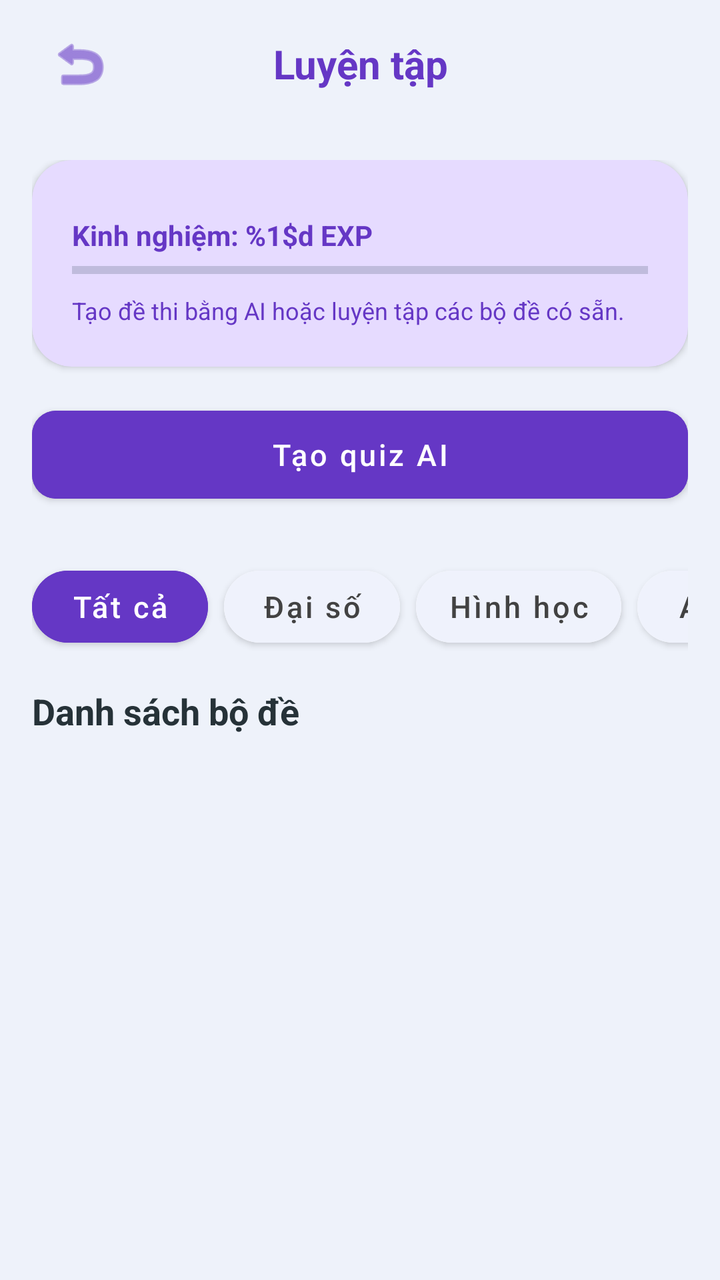
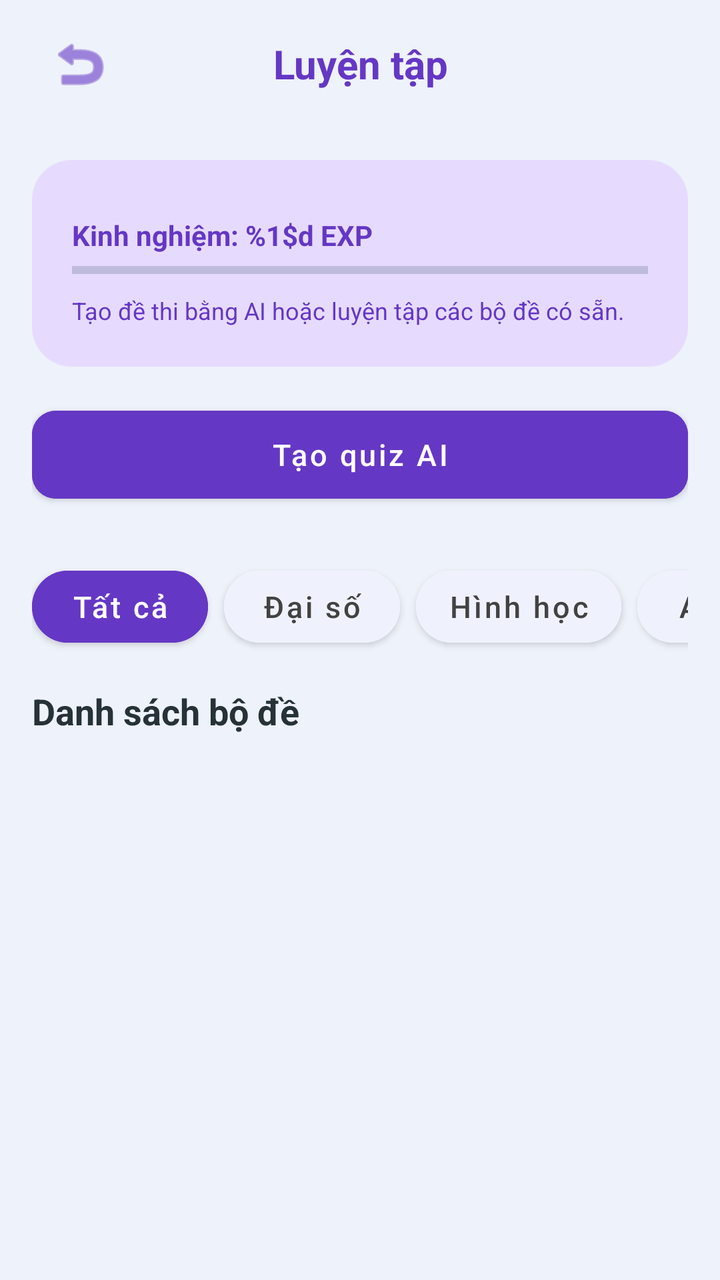

Screens rendered from an Android XML layout before and after an edit, with the pre-edit source and the edit as a unified diff.
<!-- AndroidManifest.xml: application theme Theme.MathModule -->
<!-- res/layout/activity_math_quiz.xml -->
<RelativeLayout xmlns:android="http://schemas.android.com/apk/res/android" xmlns:app="http://schemas.android.com/apk/res-auto" android:layout_width="match_parent" android:layout_height="match_parent" android:background="@color/math_background">

    
    <RelativeLayout android:id="@+id/toolbar_quiz" android:layout_width="match_parent" android:layout_height="wrap_content" android:paddingHorizontal="16dp" android:minHeight="64dp" android:paddingTop="8dp" android:paddingBottom="8dp">
        <ImageButton android:id="@+id/btn_math_module_back" android:layout_width="48dp" android:layout_height="48dp" android:layout_centerVertical="true" android:background="?attr/selectableItemBackgroundBorderless" android:contentDescription="@string/math_back_description" android:padding="8dp" android:src="@android:drawable/ic_menu_revert" app:tint="@color/math_quiz_primary" />
        <TextView android:layout_width="match_parent" android:layout_height="wrap_content" android:layout_centerInParent="true" android:text="@string/math_quiz_banner_title" android:textSize="20sp" android:textStyle="bold" android:textColor="@color/math_quiz_primary" android:layout_marginStart="56dp" android:layout_marginEnd="56dp" android:gravity="center" android:maxLines="2" android:ellipsize="end" />
    </RelativeLayout>

    <ScrollView android:layout_width="match_parent" android:layout_height="match_parent" android:layout_below="@id/toolbar_quiz" android:scrollbars="none">

        <LinearLayout android:layout_width="match_parent" android:layout_height="wrap_content" android:orientation="vertical" android:padding="16dp">

            
            <androidx.cardview.widget.CardView android:layout_width="match_parent" android:layout_height="wrap_content" app:cardCornerRadius="20dp" app:cardElevation="2dp" app:cardBackgroundColor="@color/math_quiz_banner">
                <RelativeLayout android:layout_width="match_parent" android:layout_height="wrap_content" android:padding="20dp">
                    <LinearLayout android:layout_width="match_parent" android:layout_height="wrap_content" android:orientation="vertical">

                        <TextView android:id="@+id/txt_banner_quiz" android:layout_width="match_parent" android:layout_height="wrap_content" android:text="@string/math_quiz_banner_title" android:textSize="22sp" android:textStyle="bold" android:textColor="@color/math_quiz_accent" android:visibility="gone" />

                        <TextView android:id="@+id/txt_user_exp" android:layout_width="wrap_content" android:layout_height="wrap_content" android:layout_marginTop="8dp" android:text="@string/math_quiz_exp_label" android:textStyle="bold" android:textColor="@color/math_quiz_primary" />

                        <ProgressBar android:id="@+id/progress_user_exp" style="?android:attr/progressBarStyleHorizontal" android:layout_width="match_parent" android:layout_height="8dp" android:layout_marginTop="4dp" android:progress="0" android:progressTint="@color/math_quiz_icon" />

                        <TextView android:layout_width="match_parent" android:layout_height="wrap_content" android:layout_marginTop="8dp" android:text="@string/math_quiz_banner_desc" android:textSize="12sp" android:textColor="@color/math_quiz_primary" />
                    </LinearLayout>

                    </RelativeLayout>
            </androidx.cardview.widget.CardView>

            <Button android:id="@+id/btn_ai_generate_entry" android:layout_width="match_parent" android:layout_height="wrap_content" android:layout_marginTop="16dp" android:text="@string/math_quiz_ai_button" android:textAllCaps="false" android:backgroundTint="@color/math_quiz_primary" android:textColor="@color/math_active_text" app:cornerRadius="12dp" android:minHeight="56dp" />

            
            <HorizontalScrollView android:layout_width="match_parent" android:layout_height="wrap_content" android:layout_marginTop="24dp" android:scrollbars="none">
                <LinearLayout android:layout_width="wrap_content" android:layout_height="wrap_content" android:orientation="horizontal">
                    <Button android:id="@+id/btn_filter_all" android:layout_width="wrap_content" android:layout_height="wrap_content" android:text="@string/math_history_filter_all" android:backgroundTint="@color/math_quiz_primary" android:textColor="@color/math_active_text" android:textAllCaps="false" app:cornerRadius="20dp" android:minHeight="48dp" />
                    <Button android:id="@+id/btn_filter_algebra" android:layout_width="wrap_content" android:layout_height="wrap_content" android:layout_marginStart="8dp" android:text="@string/math_formula_filter_algebra" android:backgroundTint="@color/math_button_inactive_bg" android:textColor="@color/math_button_inactive_text" android:textAllCaps="false" app:cornerRadius="20dp" android:minHeight="48dp" />
                    <Button android:id="@+id/btn_filter_geometry" android:layout_width="wrap_content" android:layout_height="wrap_content" android:layout_marginStart="8dp" android:text="@string/math_formula_filter_geometry" android:backgroundTint="@color/math_button_inactive_bg" android:textColor="@color/math_button_inactive_text" android:textAllCaps="false" app:cornerRadius="20dp" android:minHeight="48dp" />
                    <Button android:id="@+id/btn_filter_ai" android:layout_width="wrap_content" android:layout_height="wrap_content" android:layout_marginStart="8dp" android:text="@string/math_quiz_filter_ai" android:backgroundTint="@color/math_button_inactive_bg" android:textColor="@color/math_button_inactive_text" android:textAllCaps="false" app:cornerRadius="20dp" android:minHeight="48dp" />
                </LinearLayout>
            </HorizontalScrollView>

            
            <RelativeLayout android:layout_width="match_parent" android:layout_height="wrap_content" android:layout_marginTop="16dp" android:layout_marginBottom="12dp">
                <TextView android:id="@+id/txt_list_title" android:layout_width="wrap_content" android:layout_height="wrap_content" android:text="@string/math_quiz_list_title" android:textSize="18sp" android:textStyle="bold" android:textColor="@color/math_quiz_text" />
            </RelativeLayout>

            <androidx.recyclerview.widget.RecyclerView android:id="@+id/recycler_quiz_sets" android:layout_width="match_parent" android:layout_height="wrap_content" android:nestedScrollingEnabled="false" />

            <View android:layout_width="match_parent" android:layout_height="80dp" /> 
        </LinearLayout>
    </ScrollView>
</RelativeLayout>
<!-- resources referenced by this layout -->
<resources>
  <color name="math_active_text">#FFFFFF</color>
  <color name="math_background">#EEF2FA</color>
  <color name="math_button_inactive_bg">#FFFFFF</color>
  <color name="math_button_inactive_text">#424242</color>
  <color name="math_quiz_accent">#4D2698</color>
  <color name="math_quiz_banner">#E6DBFF</color>
  <color name="math_quiz_icon">#9C27B0</color>
  <color name="math_quiz_primary">#6537C5</color>
  <color name="math_quiz_text">#263238</color>
  <string name="math_back_description">Quay về trang chính</string>
  <string name="math_formula_filter_algebra">Đại số</string>
  <string name="math_formula_filter_geometry">Hình học</string>
  <string name="math_history_filter_all">Tất cả</string>
  <string name="math_quiz_ai_button">Tạo quiz AI</string>
  <string name="math_quiz_banner_desc">Tạo đề thi bằng AI hoặc luyện tập các bộ đề có sẵn.</string>
  <string name="math_quiz_banner_title">Luyện tập</string>
  <string name="math_quiz_exp_label">Kinh nghiệm: %1$d EXP</string>
  <string name="math_quiz_filter_ai">AI tạo</string>
  <string name="math_quiz_list_title">Danh sách bộ đề</string>
  <style name="Theme.MathModule" parent="Base.Theme.MathModule" />
  <style name="Base.Theme.MathModule" parent="Theme.Material3.DayNight.NoActionBar">
          
          
      <item name="colorPrimary">@color/math_primary</item><item name="colorSurface">@color/math_surface</item><item name="colorOnSurface">@color/math_text_primary</item><item name="android:windowBackground">@color/math_background</item><item name="android:statusBarColor">@color/math_background</item><item name="android:navigationBarColor">@color/math_surface</item><item name="android:fontFamily">sans-serif</item><item name="android:textColorPrimary">@color/math_text_primary</item><item name="android:textColorSecondary">@color/math_text_secondary</item><item name="materialButtonStyle">@style/MentorMathButton</item><item name="textInputStyle">@style/MentorMathInput</item><item name="android:windowAnimationStyle">@style/MentorWindowAnimation</item></style>
  <color name="math_primary">#1D4ED8</color>
  <color name="math_surface">#FFFFFF</color>
  <color name="math_text_primary">#14213D</color>
  <color name="math_text_secondary">#4D5E78</color>
  <style name="MentorMathButton" parent="Widget.MaterialComponents.Button">
          <item name="backgroundTint">@color/mentor_math_button</item><item name="android:textColor">#FFFFFF</item><item name="cornerRadius">16dp</item><item name="android:minHeight">52dp</item>
          <item name="android:textAllCaps">false</item><item name="android:textSize">15sp</item>
          <item name="android:fontFamily">sans-serif-medium</item>
      </style>
  <style name="MentorMathInput" parent="Widget.MaterialComponents.TextInputLayout.OutlinedBox">
          <item name="boxCornerRadiusTopStart">16dp</item><item name="boxCornerRadiusTopEnd">16dp</item>
          <item name="boxCornerRadiusBottomStart">16dp</item><item name="boxCornerRadiusBottomEnd">16dp</item>
      </style>
  <style name="MentorWindowAnimation"><item name="android:activityOpenEnterAnimation">@anim/mentor_enter</item><item name="android:activityOpenExitAnimation">@anim/mentor_exit</item><item name="android:activityCloseEnterAnimation">@anim/mentor_enter</item><item name="android:activityCloseExitAnimation">@anim/mentor_exit</item></style>
  <color name="mentor_math_button">#1D4ED8</color>
</resources>

<!-- the commit's change to res/layout/activity_math_quiz.xml (unified diff, before → after) -->
@@ -1,6 +1,6 @@
 <RelativeLayout xmlns:android="http://schemas.android.com/apk/res/android" xmlns:app="http://schemas.android.com/apk/res-auto" android:layout_width="match_parent" android:layout_height="match_parent" android:background="@color/math_background">
 
-    
+
     <RelativeLayout android:id="@+id/toolbar_quiz" android:layout_width="match_parent" android:layout_height="wrap_content" android:paddingHorizontal="16dp" android:minHeight="64dp" android:paddingTop="8dp" android:paddingBottom="8dp">
         <ImageButton android:id="@+id/btn_math_module_back" android:layout_width="48dp" android:layout_height="48dp" android:layout_centerVertical="true" android:background="?attr/selectableItemBackgroundBorderless" android:contentDescription="@string/math_back_description" android:padding="8dp" android:src="@android:drawable/ic_menu_revert" app:tint="@color/math_quiz_primary" />
         <TextView android:layout_width="match_parent" android:layout_height="wrap_content" android:layout_centerInParent="true" android:text="@string/math_quiz_banner_title" android:textSize="20sp" android:textStyle="bold" android:textColor="@color/math_quiz_primary" android:layout_marginStart="56dp" android:layout_marginEnd="56dp" android:gravity="center" android:maxLines="2" android:ellipsize="end" />
@@ -10,8 +10,8 @@
 
         <LinearLayout android:layout_width="match_parent" android:layout_height="wrap_content" android:orientation="vertical" android:padding="16dp">
 
-            
-            <androidx.cardview.widget.CardView android:layout_width="match_parent" android:layout_height="wrap_content" app:cardCornerRadius="20dp" app:cardElevation="2dp" app:cardBackgroundColor="@color/math_quiz_banner">
+
+            <androidx.cardview.widget.CardView android:layout_width="match_parent" android:layout_height="wrap_content" app:cardCornerRadius="20dp" app:cardElevation="1dp" app:cardBackgroundColor="@color/math_quiz_banner">
                 <RelativeLayout android:layout_width="match_parent" android:layout_height="wrap_content" android:padding="20dp">
                     <LinearLayout android:layout_width="match_parent" android:layout_height="wrap_content" android:orientation="vertical">
 
@@ -29,7 +29,7 @@
 
             <Button android:id="@+id/btn_ai_generate_entry" android:layout_width="match_parent" android:layout_height="wrap_content" android:layout_marginTop="16dp" android:text="@string/math_quiz_ai_button" android:textAllCaps="false" android:backgroundTint="@color/math_quiz_primary" android:textColor="@color/math_active_text" app:cornerRadius="12dp" android:minHeight="56dp" />
 
-            
+
             <HorizontalScrollView android:layout_width="match_parent" android:layout_height="wrap_content" android:layout_marginTop="24dp" android:scrollbars="none">
                 <LinearLayout android:layout_width="wrap_content" android:layout_height="wrap_content" android:orientation="horizontal">
                     <Button android:id="@+id/btn_filter_all" android:layout_width="wrap_content" android:layout_height="wrap_content" android:text="@string/math_history_filter_all" android:backgroundTint="@color/math_quiz_primary" android:textColor="@color/math_active_text" android:textAllCaps="false" app:cornerRadius="20dp" android:minHeight="48dp" />
@@ -39,14 +39,14 @@
                 </LinearLayout>
             </HorizontalScrollView>
 
-            
+
             <RelativeLayout android:layout_width="match_parent" android:layout_height="wrap_content" android:layout_marginTop="16dp" android:layout_marginBottom="12dp">
                 <TextView android:id="@+id/txt_list_title" android:layout_width="wrap_content" android:layout_height="wrap_content" android:text="@string/math_quiz_list_title" android:textSize="18sp" android:textStyle="bold" android:textColor="@color/math_quiz_text" />
             </RelativeLayout>
 
             <androidx.recyclerview.widget.RecyclerView android:id="@+id/recycler_quiz_sets" android:layout_width="match_parent" android:layout_height="wrap_content" android:nestedScrollingEnabled="false" />
 
-            <View android:layout_width="match_parent" android:layout_height="80dp" /> 
+            <View android:layout_width="match_parent" android:layout_height="80dp" />
         </LinearLayout>
     </ScrollView>
 </RelativeLayout>
<!-- resource entries referenced after the edit -->
@@ -21,9 +21,9 @@
   <string name="math_quiz_list_title">Danh sách bộ đề</string>
   <style name="Theme.MathModule" parent="Base.Theme.MathModule" />
   <style name="Base.Theme.MathModule" parent="Theme.Material3.DayNight.NoActionBar">
-          
-          
-      <item name="colorPrimary">@color/math_primary</item><item name="colorSurface">@color/math_surface</item><item name="colorOnSurface">@color/math_text_primary</item><item name="android:windowBackground">@color/math_background</item><item name="android:statusBarColor">@color/math_background</item><item name="android:navigationBarColor">@color/math_surface</item><item name="android:fontFamily">sans-serif</item><item name="android:textColorPrimary">@color/math_text_primary</item><item name="android:textColorSecondary">@color/math_text_secondary</item><item name="materialButtonStyle">@style/MentorMathButton</item><item name="textInputStyle">@style/MentorMathInput</item><item name="android:windowAnimationStyle">@style/MentorWindowAnimation</item></style>
+  
+  
+      <item name="colorPrimary">@color/math_primary</item><item name="colorSurface">@color/math_surface</item><item name="colorOnSurface">@color/math_text_primary</item><item name="android:windowBackground">@color/math_background</item><item name="android:statusBarColor">@color/math_background</item><item name="android:navigationBarColor">@color/math_surface</item><item name="android:fontFamily">sans-serif</item><item name="android:textColorPrimary">@color/math_text_primary</item><item name="android:textColorSecondary">@color/math_text_secondary</item><item name="materialButtonStyle">@style/MentorMathButton</item><item name="textInputStyle">@style/MentorMathInput</item><item name="android:windowAnimationStyle">@style/MentorWindowAnimation</item><item name="colorPrimaryContainer">@color/mentor_math_container</item><item name="colorOnPrimaryContainer">@color/math_text_primary</item></style>
   <color name="math_primary">#1D4ED8</color>
   <color name="math_surface">#FFFFFF</color>
   <color name="math_text_primary">#14213D</color>
@@ -38,6 +38,7 @@
           <item name="boxCornerRadiusBottomStart">16dp</item><item name="boxCornerRadiusBottomEnd">16dp</item>
       </style>
   <style name="MentorWindowAnimation"><item name="android:activityOpenEnterAnimation">@anim/mentor_enter</item><item name="android:activityOpenExitAnimation">@anim/mentor_exit</item><item name="android:activityCloseEnterAnimation">@anim/mentor_enter</item><item name="android:activityCloseExitAnimation">@anim/mentor_exit</item></style>
+  <color name="mentor_math_container">#DCE7FF</color>
   <color name="mentor_math_button">#1D4ED8</color>
 </resources>
 
